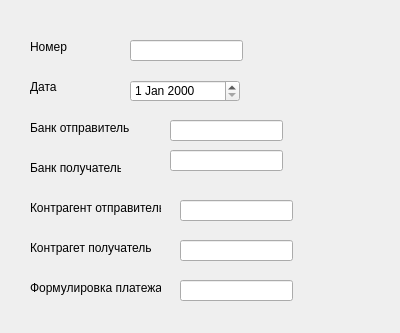
Qt form cashflow.ui (anastasia-dushanova/ERPsystem) before a commit.
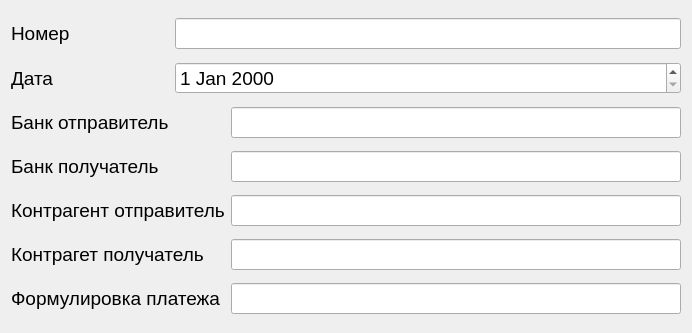
The same form after that commit.

```diff
--- a/cashflow.ui
+++ b/cashflow.ui
@@ -6,174 +6,90 @@
    <rect>
     <x>0</x>
     <y>0</y>
-    <width>400</width>
+    <width>692</width>
     <height>333</height>
    </rect>
   </property>
+  <property name="font">
+   <font>
+    <pointsize>14</pointsize>
+   </font>
+  </property>
   <property name="windowTitle">
    <string>Form</string>
   </property>
+  <layout class="QGridLayout" name="gridLayout">
+   <item row="0" column="0">
   <widget class="QLabel" name="label_number">
-   <property name="geometry">
-    <rect>
-     <x>30</x>
-     <y>40</y>
-     <width>47</width>
-     <height>14</height>
-    </rect>
-   </property>
    <property name="text">
     <string>Номер</string>
    </property>
   </widget>
-  <widget class="QLineEdit" name="lineEdit_number">
-   <property name="geometry">
-    <rect>
-     <x>130</x>
-     <y>40</y>
-     <width>113</width>
-     <height>21</height>
-    </rect>
-   </property>
-  </widget>
+   </item>
+   <item row="0" column="1" colspan="2">
+    <widget class="QLineEdit" name="lineEdit_number"/>
+   </item>
+   <item row="1" column="0">
   <widget class="QLabel" name="label_date">
-   <property name="geometry">
-    <rect>
-     <x>30</x>
-     <y>80</y>
-     <width>47</width>
-     <height>14</height>
-    </rect>
-   </property>
    <property name="text">
     <string>Дата</string>
    </property>
   </widget>
-  <widget class="QDateEdit" name="dateEdit">
-   <property name="geometry">
-    <rect>
-     <x>130</x>
-     <y>80</y>
-     <width>110</width>
-     <height>22</height>
-    </rect>
-   </property>
-  </widget>
+   </item>
+   <item row="1" column="1" colspan="2">
+    <widget class="QDateEdit" name="dateEdit"/>
+   </item>
+   <item row="2" column="0">
   <widget class="QLabel" name="label_bankSender">
-   <property name="geometry">
-    <rect>
-     <x>30</x>
-     <y>120</y>
-     <width>101</width>
-     <height>16</height>
-    </rect>
-   </property>
    <property name="text">
     <string>Банк отправитель</string>
    </property>
   </widget>
+   </item>
+   <item row="2" column="2">
+    <widget class="QLineEdit" name="lineEdit_bankSender"/>
+   </item>
+   <item row="3" column="0">
   <widget class="QLabel" name="label_bankReceiver">
-   <property name="geometry">
-    <rect>
-     <x>30</x>
-     <y>160</y>
-     <width>91</width>
-     <height>16</height>
-    </rect>
-   </property>
    <property name="text">
     <string>Банк получатель</string>
    </property>
   </widget>
+   </item>
+   <item row="3" column="2">
+    <widget class="QLineEdit" name="lineEdit_bankReceiver"/>
+   </item>
+   <item row="4" column="0" colspan="2">
   <widget class="QLabel" name="label_counterpartySender">
-   <property name="geometry">
-    <rect>
-     <x>30</x>
-     <y>200</y>
-     <width>131</width>
-     <height>16</height>
-    </rect>
-   </property>
    <property name="text">
     <string>Контрагент отправитель</string>
    </property>
   </widget>
+   </item>
+   <item row="4" column="2">
+    <widget class="QLineEdit" name="lineEdit_counterpartySender"/>
+   </item>
+   <item row="5" column="0" colspan="2">
   <widget class="QLabel" name="label_counterpartyReceiver">
-   <property name="geometry">
-    <rect>
-     <x>30</x>
-     <y>240</y>
-     <width>121</width>
-     <height>16</height>
-    </rect>
-   </property>
    <property name="text">
     <string>Контрагет получатель</string>
    </property>
   </widget>
+   </item>
+   <item row="5" column="2">
+    <widget class="QLineEdit" name="lineEdit_counterpartyReceiver"/>
+   </item>
+   <item row="6" column="0" colspan="2">
   <widget class="QLabel" name="label_payment">
-   <property name="geometry">
-    <rect>
-     <x>30</x>
-     <y>280</y>
-     <width>131</width>
-     <height>16</height>
-    </rect>
-   </property>
    <property name="text">
     <string>Формулировка платежа</string>
    </property>
   </widget>
-  <widget class="QLineEdit" name="lineEdit_bankSender">
-   <property name="geometry">
-    <rect>
-     <x>170</x>
-     <y>120</y>
-     <width>113</width>
-     <height>21</height>
-    </rect>
-   </property>
-  </widget>
-  <widget class="QLineEdit" name="lineEdit_bankReceiver">
-   <property name="geometry">
-    <rect>
-     <x>170</x>
-     <y>150</y>
-     <width>113</width>
-     <height>21</height>
-    </rect>
-   </property>
-  </widget>
-  <widget class="QLineEdit" name="lineEdit_counterpartySender">
-   <property name="geometry">
-    <rect>
-     <x>180</x>
-     <y>200</y>
-     <width>113</width>
-     <height>21</height>
-    </rect>
-   </property>
-  </widget>
-  <widget class="QLineEdit" name="lineEdit_counterpartyReceiver">
-   <property name="geometry">
-    <rect>
-     <x>180</x>
-     <y>240</y>
-     <width>113</width>
-     <height>21</height>
-    </rect>
-   </property>
-  </widget>
-  <widget class="QLineEdit" name="lineEdit_payment">
-   <property name="geometry">
-    <rect>
-     <x>180</x>
-     <y>280</y>
-     <width>113</width>
-     <height>21</height>
-    </rect>
-   </property>
-  </widget>
+   </item>
+   <item row="6" column="2">
+    <widget class="QLineEdit" name="lineEdit_payment"/>
+   </item>
+  </layout>
  </widget>
  <resources/>
  <connections/>
```
Lines whose indentation alone changed are shown as unchanged.
